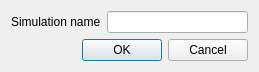
The window that src/dialogs/simulationdialog.ui (Caneda/Caneda) describes before a commit, drawn with Qt 5.
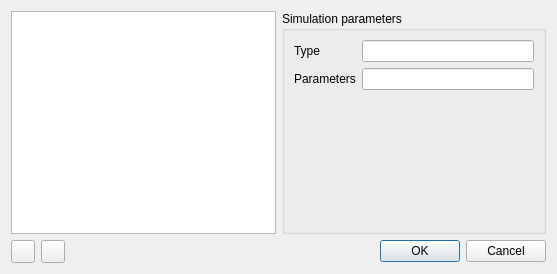
The same window after the commit.

Commit message: Refactoring the simulation dialog.

```diff
--- a/src/dialogs/simulationdialog.ui
+++ b/src/dialogs/simulationdialog.ui
@@ -6,22 +6,32 @@
    <rect>
     <x>0</x>
     <y>0</y>
-    <width>259</width>
-    <height>61</height>
+    <width>557</width>
+    <height>274</height>
    </rect>
   </property>
   <property name="windowTitle">
    <string>Port properties</string>
   </property>
   <layout class="QVBoxLayout" name="verticalLayout">
-   <property name="spacing">
-    <number>-1</number>
-   </property>
-   <item>
+   <item>
+    <layout class="QHBoxLayout" name="horizontalLayout">
+     <item>
+      <widget class="QListView" name="listViewSimulations"/>
+     </item>
+     <item>
+      <widget class="QGroupBox" name="groupBoxSimulation">
+       <property name="title">
+        <string>Simulation parameters</string>
+       </property>
     <layout class="QFormLayout" name="formLayout">
-     <property name="fieldGrowthPolicy">
-      <enum>QFormLayout::ExpandingFieldsGrow</enum>
-     </property>
+        <item row="0" column="0">
+         <widget class="QLabel" name="labelType">
+          <property name="text">
+           <string>Type</string>
+          </property>
+         </widget>
+        </item>
      <item row="0" column="1">
       <widget class="QLineEdit" name="editName">
        <property name="enabled">
@@ -29,14 +39,36 @@
        </property>
       </widget>
      </item>
-     <item row="0" column="0">
-      <widget class="QLabel" name="labelName">
+        <item row="2" column="0">
+         <widget class="QLabel" name="labelParameters">
        <property name="text">
-        <string>Simulation name</string>
+           <string>Parameters</string>
        </property>
       </widget>
      </item>
-    </layout>
+        <item row="2" column="1">
+         <widget class="QLineEdit" name="lineEditParameters"/>
+        </item>
+       </layout>
+      </widget>
+     </item>
+    </layout>
+   </item>
+   <item>
+    <layout class="QHBoxLayout" name="horizontalLayout_2">
+     <item>
+      <widget class="QToolButton" name="m_addButton">
+       <property name="text">
+        <string/>
+       </property>
+      </widget>
+     </item>
+     <item>
+      <widget class="QToolButton" name="m_removeButton">
+       <property name="text">
+        <string/>
+       </property>
+      </widget>
    </item>
    <item>
     <widget class="QDialogButtonBox" name="buttons">
@@ -47,6 +79,8 @@
       <set>QDialogButtonBox::Cancel|QDialogButtonBox::Ok</set>
      </property>
     </widget>
+     </item>
+    </layout>
    </item>
   </layout>
  </widget>
```
Left out of the diff: 4 changed lines with no effect on the pictures. Lines whose indentation alone changed are shown as unchanged. The commit also changes 1 other file.
